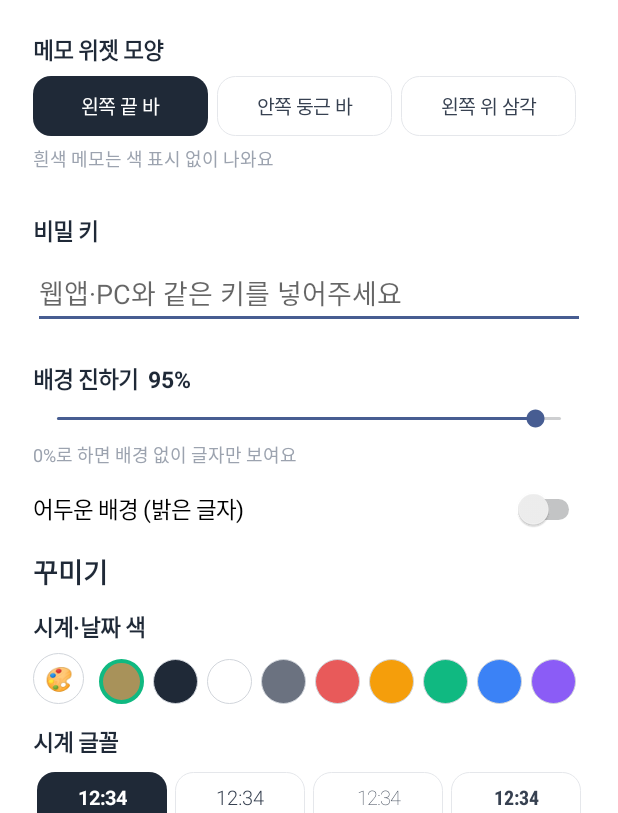
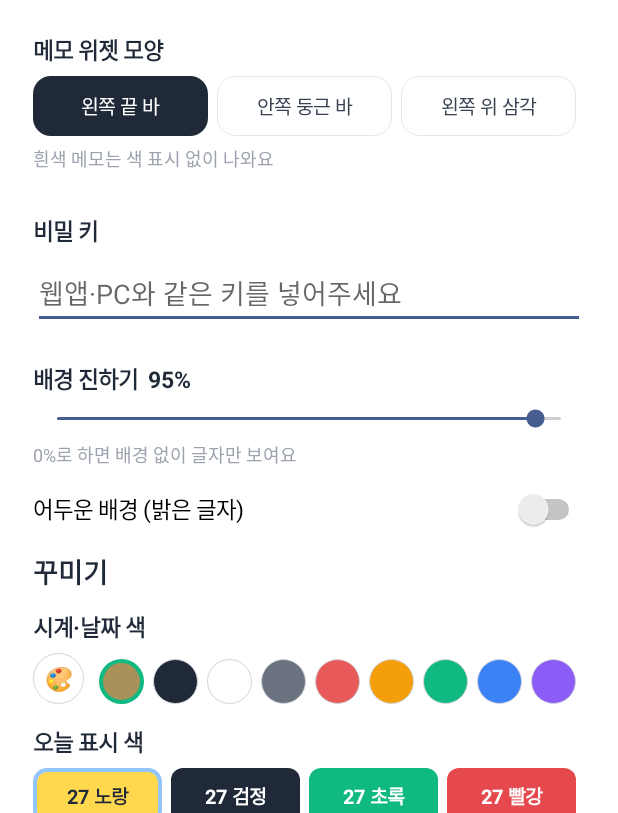
Before and after one commit to spoonwork/timetracker, an Android app: the screen it shows after launch (MainActivity), on a phone screen of 412 x 824 dp, the part 423-1236 px from its top. Run offline under Robolectric (Android 15) with nearby library versions, the phone set to English and light mode, and no system bars.

Commit message:
먼슬리 오늘 표시 색 고르기 (노랑·검정·초록·빨강)
Co-Authored-By: Claude Opus 5.5 <noreply@anthropic.com>
Claude-Session: https://claude.ai/code/session_01AEvdokhMb94rGy1vq2ARxa

```diff
--- a/android/app/src/main/java/com/spoonwork/timetracker/Art.kt
+++ b/android/app/src/main/java/com/spoonwork/timetracker/Art.kt
@@ -50,7 +50,8 @@ object Art {
     private val BLUE = Color.parseColor("#3B82F6")
     private val WORK = Color.parseColor("#E85A5A")
     private val ACCENT = Color.parseColor("#10B981")
-    private val TODAY = Color.parseColor("#FFD84D")
+    /** 오늘 표시 색 (설정): 칸 색, 숫자 색 */
+    var todayStyle: Pair<Int, Int> = Pair(Color.parseColor("#FFD84D"), Color.parseColor("#1F2937"))
 
     fun items(days: JSONObject?, events: List<Cal.Ev>, fromDs: String, toDs: String): List<Item> {
         val out = mutableListOf<Item>()
@@ -244,10 +245,11 @@ object Art {
                 p.textAlign = Paint.Align.CENTER
                 if (ds == todayDs) {
                     // 오늘: 노란 둥근 네모 (작업 막대·음력과 안 겹치게 위아래 짧게)
-                    p.color = TODAY
+                    val tc = todayStyle
+                    p.color = tc.first
                     val half = maxOf(p.measureText(dayNum) / 2 + 3 * u, 7 * u)
                     c.drawRoundRect(RectF(cx - 5 * u - half, y + 5.5f * u, cx - 5 * u + half, y + 18.8f * u), 3.5f * u, 3.5f * u, p)
-                    numColor = Color.parseColor("#1F2937")
+                    numColor = tc.second
                 }
                 p.color = numColor
                 c.drawText(dayNum, cx - 5 * u, y + 16.5f * u, p)
--- a/android/app/src/main/java/com/spoonwork/timetracker/Data.kt
+++ b/android/app/src/main/java/com/spoonwork/timetracker/Data.kt
@@ -75,6 +75,17 @@ object Data {
     fun textColor(c: Context): Int? = prefs(c).getInt("text_color", 0).takeIf { it != 0 }
     fun clockColor(c: Context): Int = prefs(c).getInt("clock_color", Color.parseColor("#A8925A"))
     fun fontScale(c: Context): Float = prefs(c).getInt("font_pct", 100) / 100f
+    // 먼슬리 오늘 표시 색
+    val TODAY_STYLES = linkedMapOf(
+        "yellow" to Triple("노랑", "#FFD84D", "#1F2937"),
+        "black" to Triple("검정", "#1F2937", "#FFFFFF"),
+        "green" to Triple("초록", "#10B981", "#FFFFFF"),
+        "red" to Triple("빨강", "#E5484D", "#FFFFFF"),
+    )
+    fun todayStyle(c: Context): Pair<Int, Int> {
+        val t = TODAY_STYLES[prefs(c).getString("today_style", "yellow")] ?: TODAY_STYLES["yellow"]!!
+        return Pair(Color.parseColor(t.second), Color.parseColor(t.third))
+    }
     fun clockSize(c: Context): Int = prefs(c).getInt("clock_sp", 66)
     // 시계 글꼴: 폰에 들어있는 글꼴만 (위젯은 글꼴 파일을 못 씀)
     val CLOCK_FONTS = linkedMapOf(
--- a/android/app/src/main/java/com/spoonwork/timetracker/MainActivity.kt
+++ b/android/app/src/main/java/com/spoonwork/timetracker/MainActivity.kt
@@ -307,6 +307,34 @@ class MainActivity : Activity() {
         }
         root.addView(text("꾸미기", 18f, bold = true))
         swatches("시계·날짜 색", "clock_color", Color.parseColor("#A8925A"), false)
+        // 먼슬리 오늘 표시 색
+        root.addView(text("오늘 표시 색", 15f, bold = true))
+        val trow = LinearLayout(this).apply { orientation = LinearLayout.HORIZONTAL }
+        val tchips = mutableMapOf<String, TextView>()
+        fun paintT() {
+            val cur = p.getString("today_style", "yellow")
+            for ((k, v) in tchips) {
+                val st = Data.TODAY_STYLES[k]!!
+                v.background = GradientDrawable().apply {
+                    cornerRadius = dp(8).toFloat(); setColor(Color.parseColor(st.second))
+                    if (k == cur) setStroke(dp(3), Color.parseColor("#93C5FD"))
+                }
+                v.setTextColor(Color.parseColor(st.third))
+            }
+        }
+        for ((k, st) in Data.TODAY_STYLES) {
+            val t = TextView(this).apply {
+                text = "27 " + st.first; textSize = 13f; gravity = Gravity.CENTER
+                setTypeface(typeface, Typeface.BOLD)
+                setPadding(dp(4), dp(9), dp(4), dp(9))
+                setOnClickListener { p.edit().putString("today_style", k).apply(); paintT(); TrackerWidget.render(applicationContext) }
+            }
+            tchips[k] = t
+            trow.addView(t, LinearLayout.LayoutParams(0, -2, 1f).apply { marginEnd = dp(6) })
+        }
+        paintT()
+        root.addView(trow)
+        root.addView(gap(10))
         fontPicker()
         slider("시계 크기", "clock_sp", 66, 36, 96, "", 6)
         swatches("글자색 (달력·목록)", "text_color", 0, true)
--- a/android/app/src/main/java/com/spoonwork/timetracker/TrackerWidget.kt
+++ b/android/app/src/main/java/com/spoonwork/timetracker/TrackerWidget.kt
@@ -227,6 +227,7 @@ class TrackerWidget : AppWidgetProvider() {
                 wi = cache?.optJSONObject("days")?.optJSONObject(today)?.optJSONArray("wi"))
             Art.textOverride = Data.textColor(context)
             Art.fs = Data.fontScale(context)
+            Art.todayStyle = Data.todayStyle(context)
             Art.showSheet = prefs.getBoolean("cal_wt", true)
             val mainColor = Data.textColor(context) ?: if (light) Color.WHITE else Color.parseColor("#1F2937")
             val subColor = if (light) Color.parseColor("#E5E7EB") else Color.parseColor("#6B7280")
```
